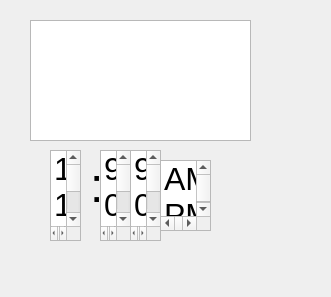
Qt form src/ui/alarms.ui (tomblackshaw/palpac) before a commit.
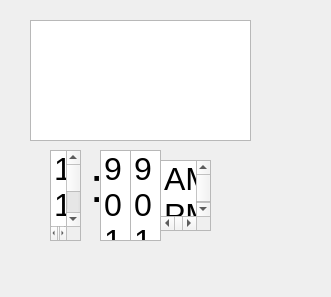
The same form after that commit.

The edit to the form file:
```diff
--- a/src/ui/alarms.ui
+++ b/src/ui/alarms.ui
@@ -192,6 +192,12 @@
       <pointsize>24</pointsize>
      </font>
     </property>
+    <property name="verticalScrollBarPolicy">
+     <enum>Qt::ScrollBarAlwaysOff</enum>
+    </property>
+    <property name="horizontalScrollBarPolicy">
+     <enum>Qt::ScrollBarAlwaysOff</enum>
+    </property>
     <item>
      <property name="text">
       <string>9</string>
@@ -272,6 +278,12 @@
       <pointsize>24</pointsize>
      </font>
     </property>
+    <property name="verticalScrollBarPolicy">
+     <enum>Qt::ScrollBarAlwaysOff</enum>
+    </property>
+    <property name="horizontalScrollBarPolicy">
+     <enum>Qt::ScrollBarAlwaysOff</enum>
+    </property>
     <item>
      <property name="text">
       <string>9</string>
```
